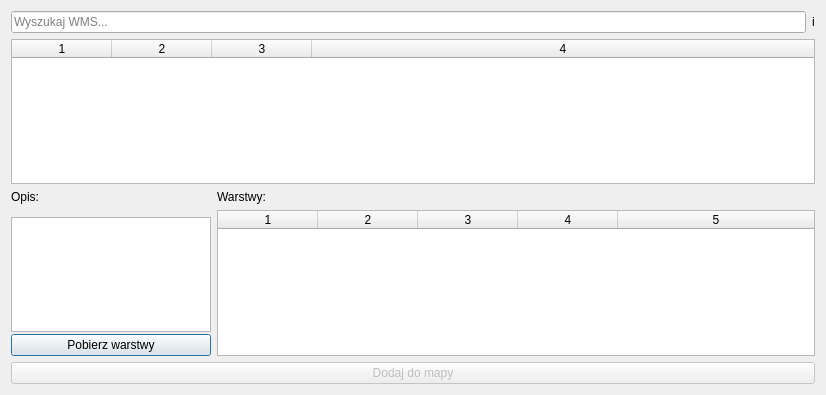
Before: the Qt Designer form gissupport_plugin/modules/wms/baza_wms_dialog_base.ui in gis-support/gis-support-plugin, drawn with Qt 5.
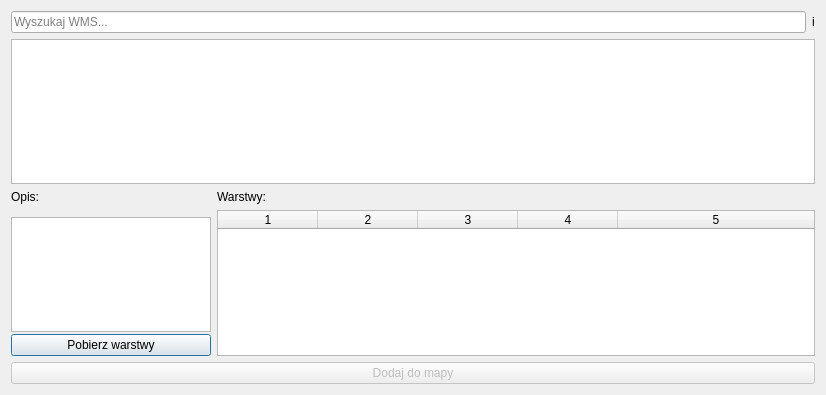
After: the same form once the commit is applied.

Commit message: WGS-9 Zmiana kontrolki dla listy serwisów

```diff
--- a/gissupport_plugin/modules/wms/baza_wms_dialog_base.ui
+++ b/gissupport_plugin/modules/wms/baza_wms_dialog_base.ui
@@ -51,7 +51,7 @@
     </layout>
    </item>
    <item>
-    <widget class="QTableWidget" name="servicesTableWidget">
+    <widget class="QTableView" name="servicesTableView">
      <property name="editTriggers">
       <set>QAbstractItemView::NoEditTriggers</set>
      </property>
@@ -64,19 +64,6 @@
      <property name="sortingEnabled">
       <bool>true</bool>
      </property>
-     <property name="columnCount">
-      <number>4</number>
-     </property>
-     <attribute name="horizontalHeaderStretchLastSection">
-      <bool>true</bool>
-     </attribute>
-     <attribute name="verticalHeaderVisible">
-      <bool>false</bool>
-     </attribute>
-     <column/>
-     <column/>
-     <column/>
-     <column/>
     </widget>
    </item>
    <item>
```
The commit also changes 2 other files.
